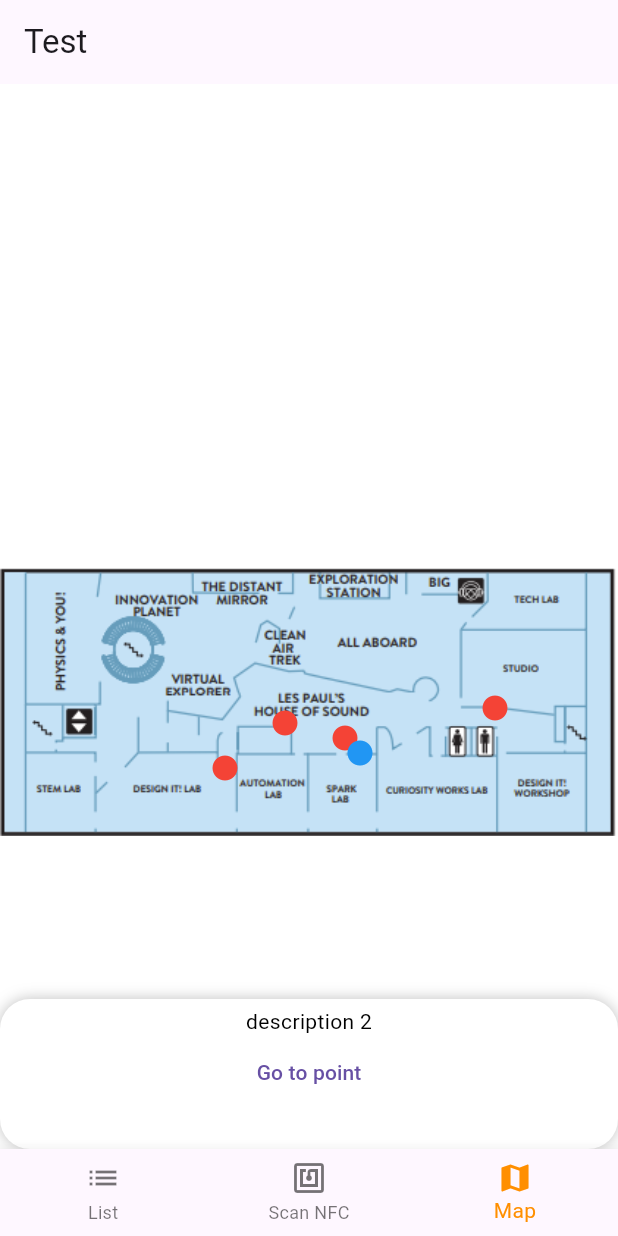
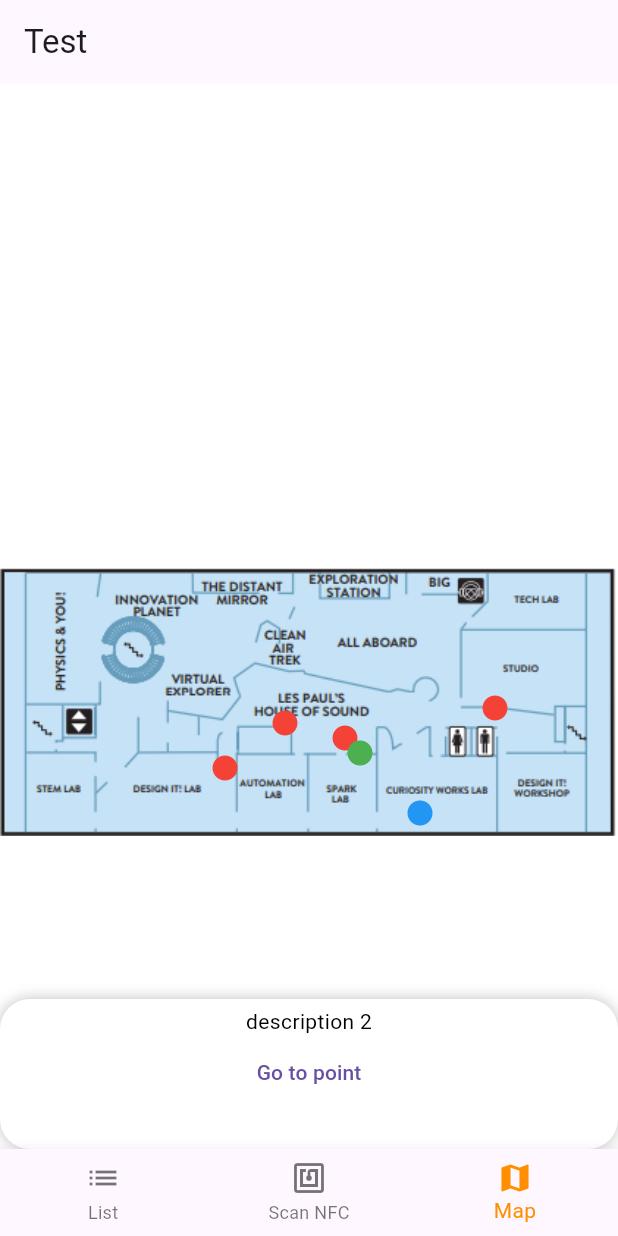
Before and after one commit to jeffTheLandShark/discovery-world-hackathon, a Flutter app: the screen it shows after launch, item 3 of the bottom bar chosen, after a tap on the "circle" icon, on a phone screen of 412 x 824 dp. Run offline on Flutter 3.47's test engine with Material 3 defaults, Android fonts, the phone set to English and light mode, and no system bars; drawn by our look-alikes of sliding_up_panel; our stand-ins replace flutter_map; missing offline and left inert: nfc_manager; generated files the repository leaves out were written again.

Commit message:
Transition nodes are different colors

```diff
--- a/dw_application/lib/src/mapping/floor_map.dart
+++ b/dw_application/lib/src/mapping/floor_map.dart
@@ -2,6 +2,7 @@ import 'dart:collection';
 
 import 'package:dw_application/src/mapping/main_map.dart';
 import 'package:flutter/material.dart';
+import 'package:flutter_map/flutter_map.dart';
 
 import 'floor_transition_node.dart';
 import 'map_node.dart';
@@ -50,6 +51,7 @@ class FloorMapState extends State<FloorMap> with TickerProviderStateMixin {
       ExhibitNode(floor: widget, xPos: 100, yPos: -20, description: "description 3"),
       ExhibitNode(floor: widget, xPos: -80, yPos: 20, description: "description 4"),
       ExhibitNode(floor: widget, xPos: -40, yPos: -10, description: "description 5"),
+      FloorTransitionNode(floor: widget, xPos: 50, yPos: 50, canGoTo: List<FloorTransitionNode>.empty()),
     ];
 
     _controller.addListener(() {
@@ -76,6 +78,7 @@ class FloorMapState extends State<FloorMap> with TickerProviderStateMixin {
         top: MediaQuery.of(context).size.height/2 + ex.yPos,
         left: MediaQuery.of(context).size.width/2 + ex.xPos,
         child: IconUpdater(
+          node: ex,
           iconSize: iconSize,
           scale: _scale,
           isActive: activeIconIndex == i,
@@ -85,6 +88,8 @@ class FloorMapState extends State<FloorMap> with TickerProviderStateMixin {
                 activeIconIndex = i;
                 if (ex is ExhibitNode) {
                   widget._popup.updateText(ex.description, i);
+                } else if (ex is FloorTransitionNode) {
+                  widget._popup.updateText(ex.type, -1);
                 }
               } else {
                 activeIconIndex = -1;
@@ -199,7 +204,7 @@ class FloorMapState extends State<FloorMap> with TickerProviderStateMixin {
   }
 
   FloorTransitionNode? getTransitionNode(MapNode node) {
-    if (node.floor == this) {
+    if (node.floor == widget) {
       return null;
     }
     for (var element in mapNodes) {
@@ -239,6 +244,7 @@ class IconUpdater extends StatelessWidget {
   final double scale; // Receive the scale from MainMap
   final bool isActive; // Indicates if the icon is active
   final VoidCallback onIconClick; // Add callback for click
+  final MapNode node;
 
   const IconUpdater({
     super.key,
@@ -246,6 +252,7 @@ class IconUpdater extends StatelessWidget {
     required this.scale,
     required this.isActive, // Accept whether the icon is active
     required this.onIconClick, // Accept the callback
+    required this.node,
   });
 
   @override
@@ -254,7 +261,7 @@ class IconUpdater extends StatelessWidget {
     return Transform.scale(
       scale: 1 / scale, // Use the passed scale to update the icon size
       child: IconButton(
-        icon: Icon(Icons.circle, color: isActive ? Colors.blue : Colors.red),
+        icon: Icon(Icons.circle, color: isActive ? Colors.green : node is FloorTransitionNode ? Colors.blue : Colors.red),
         onPressed: onIconClick, // Call the provided callback
         iconSize: iconSize, // Use the passed iconSize
       ),
--- a/dw_application/lib/src/mapping/floor_transition_node.dart
+++ b/dw_application/lib/src/mapping/floor_transition_node.dart
@@ -4,8 +4,11 @@ import 'map_node.dart';
 
 class FloorTransitionNode extends MapNode {
   List<FloorTransitionNode> canGoTo;
+  String type;
 
-  FloorTransitionNode({required super.floor, required super.xPos, required super.yPos, required this.canGoTo});
+
+  FloorTransitionNode({required super.floor, required super.xPos, required super.yPos, required this.canGoTo, this.type = "Stairs"});
 
   List<FloorTransitionNode> get getCanGoTo => canGoTo;
+  String get getType => type;
 }
```
